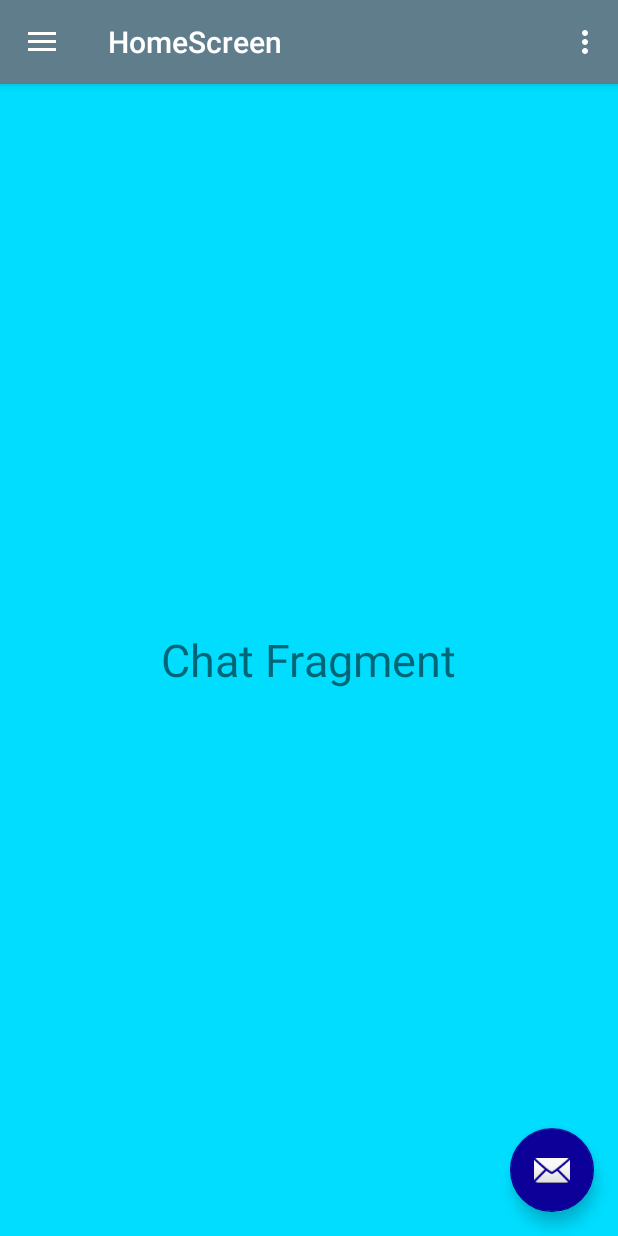
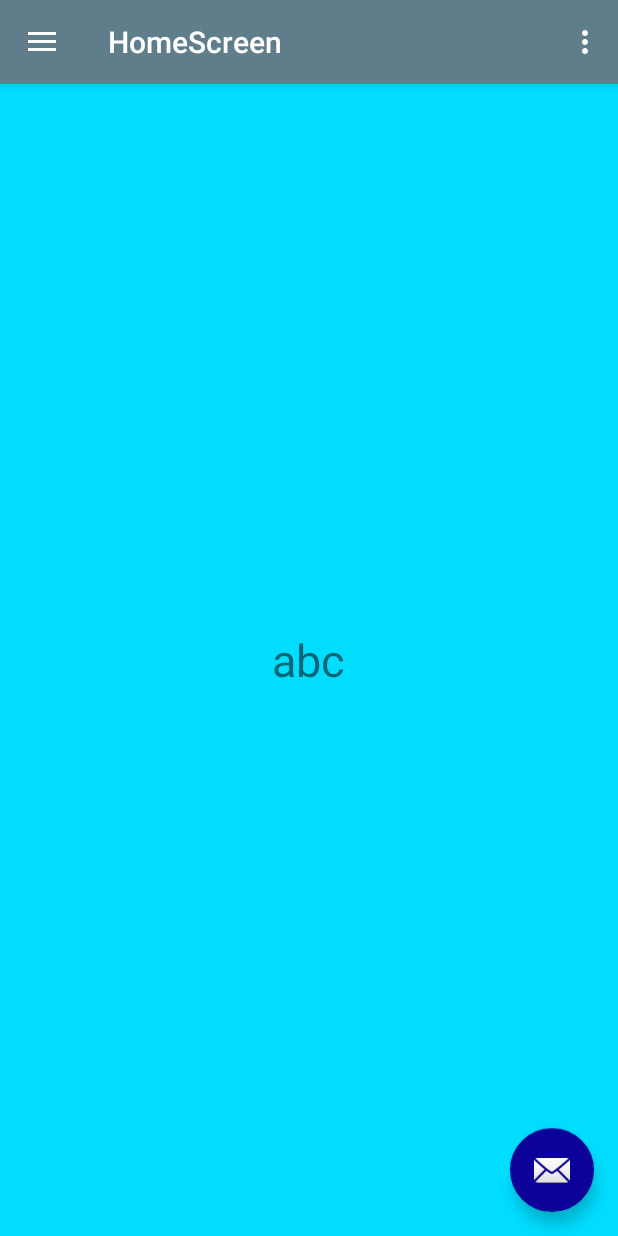
Before and after one commit to felixchanhk/HealthCorner, an Android app: the HomeScreen screen opened directly, with no data from a screen before it, after a tap on "Gallery", on a phone screen of 412 x 824 dp. Run offline under Robolectric (Android 15) with nearby library versions, the light colour scheme and no system bars; 2 statements that could not run were skipped; 1 other tap on this screen came first.

Commit message:
add default fragment page

```diff
--- a/app/src/main/java/com/example/healthcorner/HomeScreen.java
+++ b/app/src/main/java/com/example/healthcorner/HomeScreen.java
@@ -4,6 +4,8 @@ import android.content.Intent;
 import android.os.Bundle;
 import android.support.design.widget.FloatingActionButton;
 import android.support.design.widget.Snackbar;
+import android.support.v4.app.Fragment;
+import android.support.v4.app.FragmentManager;
 import android.util.Log;
 import android.view.View;
 import android.support.v4.view.GravityCompat;
@@ -47,6 +49,12 @@ public class HomeScreen extends AppCompatActivity
         drawer.addDrawerListener(toggle);
         toggle.syncState();
         navigationView.setNavigationItemSelectedListener(this);
+
+        if( savedInstanceState == null){
+            getSupportFragmentManager().beginTransaction().replace(R.id.fragment_container,
+                    new Bmi_Fragment()).commit();
+            navigationView.setCheckedItem(R.id.nav_gallery);
+        }
 
         Log.e("action","a1");
 
@@ -128,4 +136,11 @@ public class HomeScreen extends AppCompatActivity
         Log.e("action","a5");
         return true;
     }
+
+    public void setFragment(Fragment fragment) {
+        FragmentManager fragmentManager = getSupportFragmentManager();
+        fragmentManager.beginTransaction()
+                .replace(R.id.fragment_container, fragment)
+                .commit();
+    }
 }
--- a/app/src/main/java/com/example/healthcorner/view/Bmi_Fragment.java
+++ b/app/src/main/java/com/example/healthcorner/view/Bmi_Fragment.java
@@ -7,6 +7,7 @@ import android.support.v4.app.Fragment;
 import android.view.LayoutInflater;
 import android.view.View;
 import android.view.ViewGroup;
+import android.widget.TextView;
 
 import com.example.healthcorner.R;
 
@@ -14,7 +15,10 @@ public class Bmi_Fragment extends Fragment {
     @Nullable
     @Override
     public View onCreateView(@NonNull LayoutInflater inflater, @Nullable ViewGroup container, @Nullable Bundle savedInstanceState) {
-        return inflater.inflate(R.layout.fragment_bmi, container, false);
-
+        //return inflater.inflate(R.layout.fragment_bmi, container, false);
+        View root = inflater.inflate(R.layout.fragment_bmi, container, false);
+        TextView view = root.findViewById(R.id.testId);
+        view.setText("abc");
+        return root;
     }
 }
--- a/app/src/main/res/layout/fragment_bmi.xml
+++ b/app/src/main/res/layout/fragment_bmi.xml
@@ -5,6 +5,7 @@
     android:background="@android:color/holo_blue_bright">
 
     <TextView
+        android:id="@+id/testId"
         android:layout_width="wrap_content"
         android:layout_height="wrap_content"
         android:text="@string/chat_fragment_content"
```
